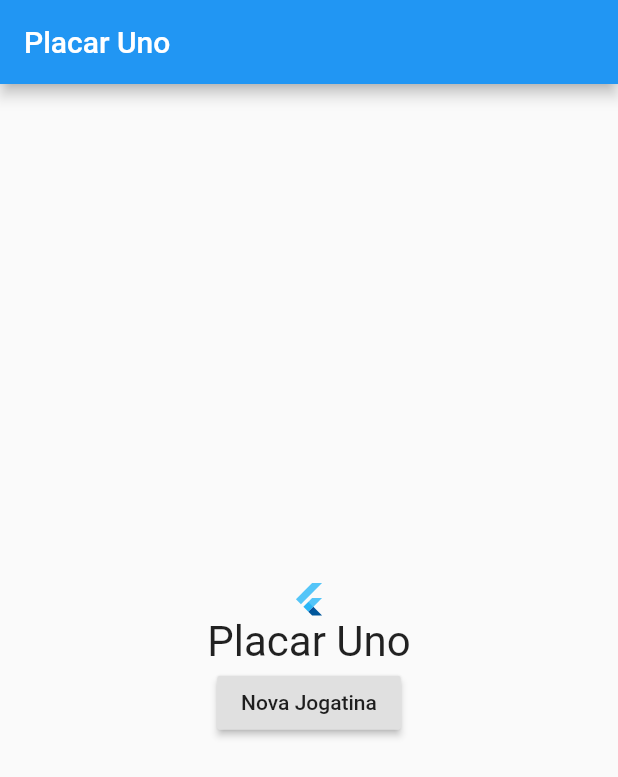
After one commit to Nipodemos/placar_uno, a Flutter app: the screen it shows after launch, on a phone screen of 412 x 824 dp. The commit adds this screen. Shown: the top 777 px of the screen. Run offline on Flutter 3.47's test engine with Material 2 defaults, Android fonts, the phone set to English and light mode, and no system bars; our stand-ins replace hive, hive_flutter; accounts and stored records are empty; generated files the repository leaves out were written again.

Commit message:
criada pagina para quando o app é aberto pela primeira vez

```diff
--- a/lib/main.dart
+++ b/lib/main.dart
@@ -1,16 +1,19 @@
 import 'package:flutter/material.dart';
 import 'package:hive/hive.dart';
 import 'package:hive_flutter/hive_flutter.dart';
-import 'package:placar_uno/models/player.dart';
+import 'package:placar_uno/models/jogatina.dart';
+import 'package:placar_uno/screens/home.dart';
 
 import 'screens/listar_jogadores.dart';
 
 void main() async {
   WidgetsFlutterBinding.ensureInitialized();
   await Hive.initFlutter();
+  Hive.registerAdapter(JogatinaAdapter());
   await Hive.openBox("placarUno");
   await Hive.openBox("jogatinas");
   await Hive.openBox("jogadores");
+  await Hive.openBox("jogatinaAtual");
   runApp(MyApp());
 }
 
@@ -23,7 +26,7 @@ class MyApp extends StatelessWidget {
         primarySwatch: Colors.blue,
         visualDensity: VisualDensity.adaptivePlatformDensity,
       ),
-      home: ListaDeJogadores(),
+      home: HomePage(),
     );
   }
 }
--- /dev/null
+++ b/lib/screens/home.dart
@@ -0,0 +1,44 @@
+import 'package:flutter/material.dart';
+import 'package:hive/hive.dart';
+import 'package:placar_uno/models/jogatina.dart';
+import 'package:placar_uno/screens/listar_jogadores.dart';
+
+class HomePage extends StatefulWidget {
+  @override
+  _HomePageState createState() => _HomePageState();
+}
+
+class _HomePageState extends State<HomePage> {
+  @override
+  Widget build(BuildContext context) {
+    return Scaffold(
+      appBar: AppBar(
+        title: Text('Placar Uno'),
+      ),
+      body: Container(
+        padding: EdgeInsets.all(8),
+        child: Center(
+          child: Column(
+            mainAxisAlignment: MainAxisAlignment.center,
+            children: [
+              FlutterLogo(),
+              Text(
+                'Placar Uno',
+                style: TextStyle(fontSize: 28),
+              ),
+              RaisedButton(
+                child: Text('Nova Jogatina'),
+                onPressed: () {
+                  Navigator.push(
+                    context,
+                    MaterialPageRoute(builder: (context) => ListarJogadores()),
+                  );
+                },
+              ),
+            ],
+          ),
+        ),
+      ),
+    );
+  }
+}
```
